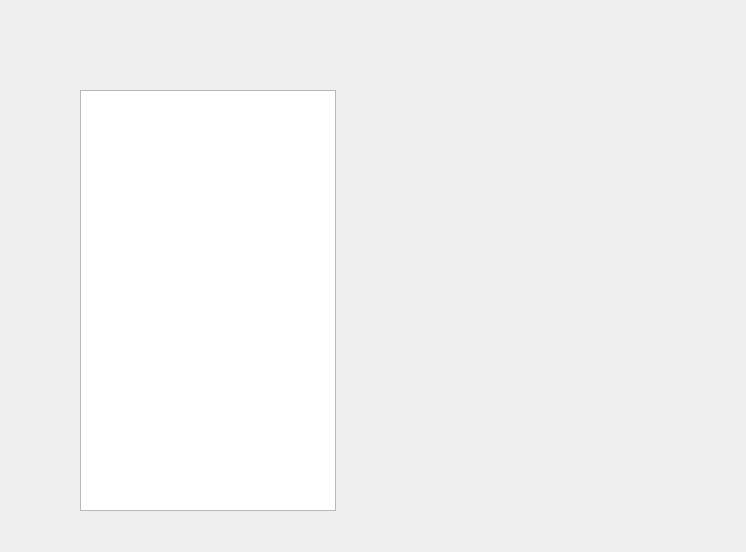
Qt form CS1D-Basketball-master/Basketball/confirmdenver.ui (moetaei/CS1D-Basketball) before a commit.
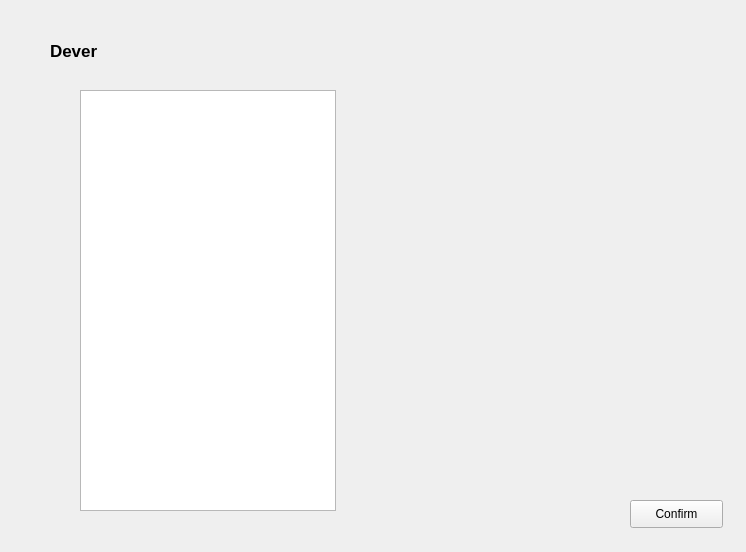
The same form after that commit.

```diff
--- a/CS1D-Basketball-master/Basketball/confirmdenver.ui
+++ b/CS1D-Basketball-master/Basketball/confirmdenver.ui
@@ -26,6 +26,43 @@
     <enum>QAbstractItemView::MultiSelection</enum>
    </property>
   </widget>
+  <widget class="QPushButton" name="pushButton">
+   <property name="geometry">
+    <rect>
+     <x>630</x>
+     <y>500</y>
+     <width>93</width>
+     <height>28</height>
+    </rect>
+   </property>
+   <property name="text">
+    <string>Confirm</string>
+   </property>
+  </widget>
+  <widget class="QLabel" name="label">
+   <property name="geometry">
+    <rect>
+     <x>50</x>
+     <y>30</y>
+     <width>331</width>
+     <height>41</height>
+    </rect>
+   </property>
+   <property name="font">
+    <font>
+     <pointsize>13</pointsize>
+     <weight>75</weight>
+     <bold>true</bold>
+     <kerning>true</kerning>
+    </font>
+   </property>
+   <property name="text">
+    <string>Dever </string>
+   </property>
+   <property name="textFormat">
+    <enum>Qt::PlainText</enum>
+   </property>
+  </widget>
  </widget>
  <resources/>
  <connections/>
```
